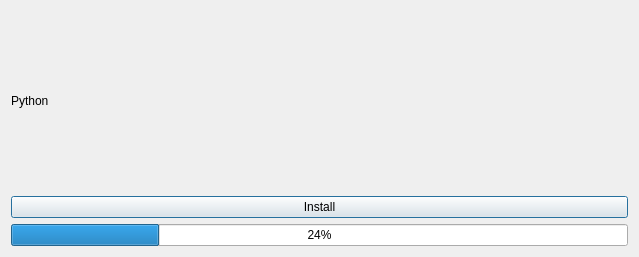
Before: the Qt Designer form install_dialog.ui in Kelian0/Plugin-QGIS-semantic_segmentation, drawn with Qt 5.
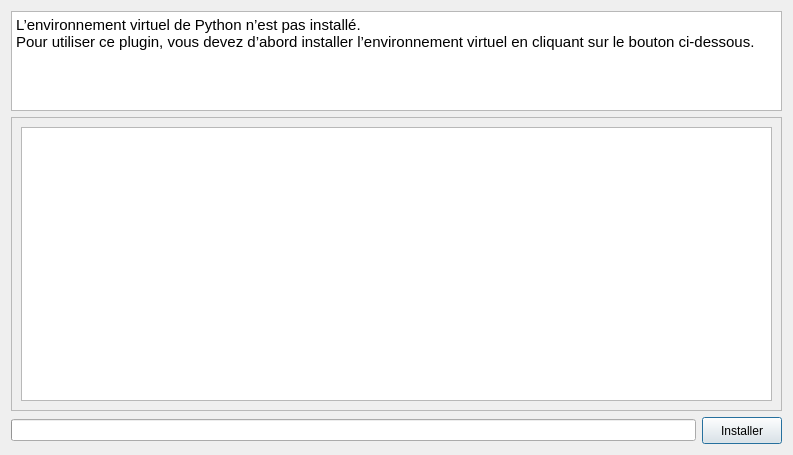
After: the same form once the commit is applied.

```diff
--- a/install_dialog.ui
+++ b/install_dialog.ui
@@ -6,32 +6,79 @@
    <rect>
     <x>0</x>
     <y>0</y>
-    <width>639</width>
-    <height>257</height>
+    <width>793</width>
+    <height>455</height>
    </rect>
   </property>
   <property name="windowTitle">
    <string>Dialog</string>
   </property>
-  <layout class="QVBoxLayout" name="verticalLayout">
-   <item>
-    <widget class="QLabel" name="label">
-     <property name="text">
-      <string>Python</string>
+  <layout class="QGridLayout" name="gridLayout">
+   <item row="1" column="0" colspan="2">
+    <widget class="QScrollArea" name="scrollArea">
+     <property name="widgetResizable">
+      <bool>true</bool>
      </property>
+     <widget class="QWidget" name="scrollAreaWidgetContents">
+      <property name="geometry">
+       <rect>
+        <x>0</x>
+        <y>0</y>
+        <width>773</width>
+        <height>296</height>
+       </rect>
+      </property>
+      <layout class="QVBoxLayout" name="verticalLayout">
+       <item>
+        <widget class="QTextEdit" name="textEdit"/>
+       </item>
+      </layout>
+     </widget>
     </widget>
    </item>
-   <item>
+   <item row="0" column="0" colspan="2">
+    <widget class="QTextBrowser" name="textBrowser">
+     <property name="maximumSize">
+      <size>
+       <width>16777215</width>
+       <height>100</height>
+      </size>
+     </property>
+     <property name="html">
+      <string>&lt;!DOCTYPE HTML PUBLIC &quot;-//W3C//DTD HTML 4.0//EN&quot; &quot;http://www.w3.org/TR/REC-html40/strict.dtd&quot;&gt;
+&lt;html&gt;&lt;head&gt;&lt;meta name=&quot;qrichtext&quot; content=&quot;1&quot; /&gt;&lt;style type=&quot;text/css&quot;&gt;
+p, li { white-space: pre-wrap; }
+&lt;/style&gt;&lt;/head&gt;&lt;body style=&quot; font-family:'Ubuntu Sans'; font-size:11pt; font-weight:400; font-style:normal;&quot;&gt;
+&lt;p style=&quot; margin-top:0px; margin-bottom:0px; margin-left:0px; margin-right:0px; -qt-block-indent:0; text-indent:0px;&quot;&gt;L’environnement virtuel de Python n’est pas installé.&lt;br /&gt;Pour utiliser ce plugin, vous devez d’abord installer l’environnement virtuel en cliquant sur le bouton ci-dessous.&lt;br /&gt;&lt;/p&gt;&lt;/body&gt;&lt;/html&gt;</string>
+     </property>
+    </widget>
+   </item>
+   <item row="2" column="1">
     <widget class="QPushButton" name="install_button">
+     <property name="minimumSize">
+      <size>
+       <width>80</width>
+       <height>27</height>
+      </size>
+     </property>
+     <property name="maximumSize">
+      <size>
+       <width>80</width>
+       <height>27</height>
+      </size>
+     </property>
      <property name="text">
-      <string>Install</string>
+      <string>Installer</string>
      </property>
     </widget>
    </item>
-   <item>
+   <item row="2" column="0">
     <widget class="QProgressBar" name="progress_bar">
      <property name="value">
-      <number>24</number>
+      <number>0</number>
+     </property>
+     <property name="textVisible">
+      <bool>false</bool>
      </property>
     </widget>
    </item>
```
